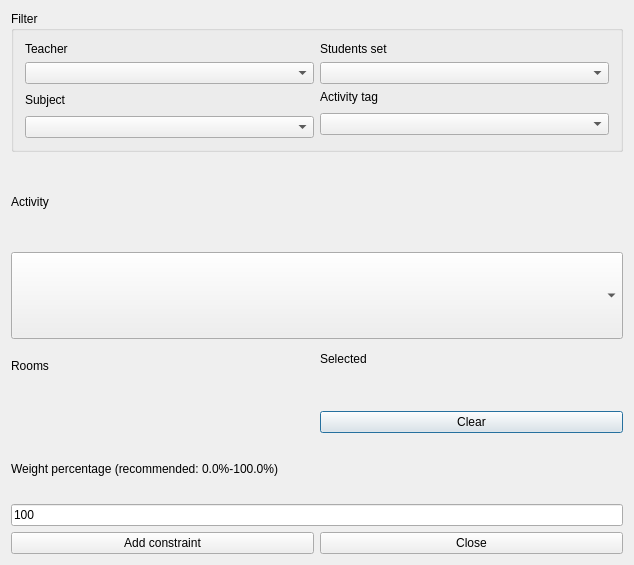
janLo/FET, file src/interface/addconstraintactivitypreferredroomsform_template.ui: the form before one commit.
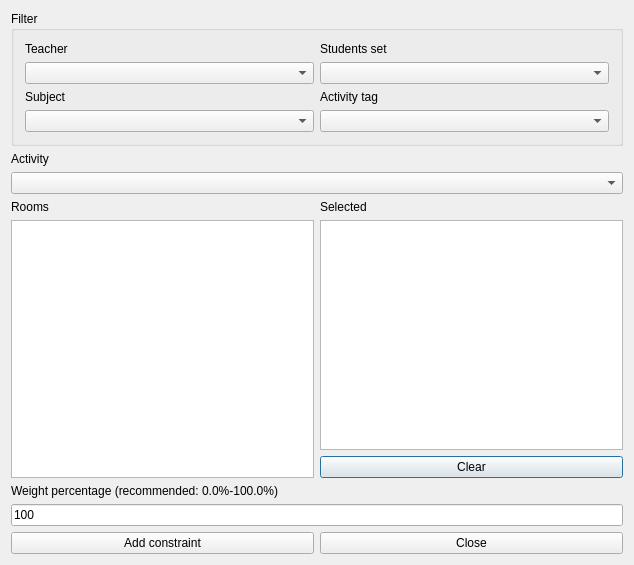
The form after the commit. Custom widgets are drawn as their Qt base class.

```diff
--- a/src/interface/addconstraintactivitypreferredroomsform_template.ui
+++ b/src/interface/addconstraintactivitypreferredroomsform_template.ui
@@ -13,15 +13,22 @@
   <property name="windowTitle">
    <string extracomment="This is the title of the dialog to add a new constraint of this type">Add activity preferred rooms</string>
   </property>
-  <layout class="QGridLayout" name="gridLayout">
+  <layout class="QGridLayout" name="gridLayout_2">
    <item row="0" column="0" colspan="2">
-    <widget class="Q3GroupBox" name="periodGroupBox_2">
+    <widget class="QGroupBox" name="filterGroupBox">
      <property name="title">
       <string>Filter</string>
      </property>
-     <layout class="QGridLayout">
-      <item row="1" column="1">
-       <widget class="QComboBox" name="studentsComboBox"/>
+     <layout class="QGridLayout" name="gridLayout">
+      <item row="0" column="0">
+       <widget class="QLabel" name="teachersTextLabel">
+        <property name="text">
+         <string>Teacher</string>
+        </property>
+        <property name="wordWrap">
+         <bool>false</bool>
+        </property>
+       </widget>
       </item>
       <item row="0" column="1">
        <widget class="QLabel" name="studentsTextLabel">
@@ -36,20 +43,10 @@
       <item row="1" column="0">
        <widget class="QComboBox" name="teachersComboBox"/>
       </item>
-      <item row="0" column="0">
-       <widget class="QLabel" name="teachersTextLabel">
-        <property name="text">
-         <string>Teacher</string>
-        </property>
-        <property name="wordWrap">
-         <bool>false</bool>
-        </property>
-       </widget>
+      <item row="1" column="1">
+       <widget class="QComboBox" name="studentsComboBox"/>
       </item>
-      <item row="4" column="0">
-       <widget class="QComboBox" name="subjectsComboBox"/>
-      </item>
-      <item row="2" column="0" rowspan="2">
+      <item row="2" column="0">
        <widget class="QLabel" name="subjectsTextLabel">
         <property name="text">
          <string>Subject</string>
@@ -69,34 +66,34 @@
         </property>
        </widget>
       </item>
-      <item row="3" column="1" rowspan="2">
+      <item row="3" column="0">
+       <widget class="QComboBox" name="subjectsComboBox"/>
+      </item>
+      <item row="3" column="1">
        <widget class="QComboBox" name="activityTagsComboBox"/>
       </item>
      </layout>
     </widget>
    </item>
    <item row="1" column="0" colspan="2">
-    <widget class="QLabel" name="activitiesTextLabel">
-     <property name="text">
-      <string>Activity</string>
-     </property>
-     <property name="wordWrap">
-      <bool>false</bool>
-     </property>
-    </widget>
+    <layout class="QVBoxLayout" name="verticalLayout_3">
+     <item>
+      <widget class="QLabel" name="activitiesTextLabel">
+       <property name="text">
+        <string>Activity</string>
+       </property>
+       <property name="wordWrap">
+        <bool>false</bool>
+       </property>
+      </widget>
+     </item>
+     <item>
+      <widget class="QComboBox" name="activitiesComboBox"/>
+     </item>
+    </layout>
    </item>
-   <item row="2" column="0" colspan="2">
-    <widget class="QComboBox" name="activitiesComboBox">
-     <property name="maximumSize">
-      <size>
-       <width>32767</width>
-       <height>32767</height>
-      </size>
-     </property>
-    </widget>
-   </item>
-   <item row="3" column="0">
-    <layout class="QVBoxLayout">
+   <item row="2" column="0">
+    <layout class="QVBoxLayout" name="verticalLayout_2">
      <item>
       <widget class="QLabel" name="roomsTextLabel">
        <property name="frameShape">
@@ -114,17 +111,11 @@
       </widget>
      </item>
      <item>
-      <widget class="Q3ListBox" name="roomsListBox">
-       <item>
-        <property name="text">
-         <string>New Item</string>
-        </property>
-       </item>
-      </widget>
+      <widget class="QListWidget" name="roomsListWidget"/>
      </item>
     </layout>
    </item>
-   <item row="3" column="1">
+   <item row="2" column="1">
     <layout class="QVBoxLayout" name="verticalLayout">
      <item>
       <widget class="QLabel" name="selectedRoomsTextLabel">
@@ -143,13 +134,7 @@
       </widget>
      </item>
      <item>
-      <widget class="Q3ListBox" name="selectedRoomsListBox">
-       <item>
-        <property name="text">
-         <string>New Item</string>
-        </property>
-       </item>
-      </widget>
+      <widget class="QListWidget" name="selectedRoomsListWidget"/>
      </item>
      <item>
       <widget class="QPushButton" name="clearPushButton">
@@ -160,7 +145,7 @@
      </item>
     </layout>
    </item>
-   <item row="4" column="0" colspan="2">
+   <item row="3" column="0" colspan="2">
     <layout class="QVBoxLayout">
      <item>
       <widget class="QLabel" name="weightTextLabel">
@@ -181,13 +166,13 @@
      <item>
       <widget class="QLineEdit" name="weightLineEdit">
        <property name="text">
-        <string>100</string>
+        <string notr="true">100</string>
        </property>
       </widget>
      </item>
     </layout>
    </item>
-   <item row="5" column="0" colspan="2">
+   <item row="4" column="0" colspan="2">
     <layout class="QHBoxLayout">
      <item>
       <widget class="QPushButton" name="addConstraintPushButton">
@@ -208,37 +193,6 @@
   </layout>
  </widget>
  <layoutdefault spacing="6" margin="11"/>
- <customwidgets>
-  <customwidget>
-   <class>Q3GroupBox</class>
-   <extends>QGroupBox</extends>
-   <header>Qt3Support/Q3GroupBox</header>
-   <container>1</container>
-  </customwidget>
-  <customwidget>
-   <class>Q3Frame</class>
-   <extends>QFrame</extends>
-   <header>Qt3Support/Q3Frame</header>
-   <container>1</container>
-  </customwidget>
-  <customwidget>
-   <class>Q3ListBox</class>
-   <extends>Q3Frame</extends>
-   <header>q3listbox.h</header>
-  </customwidget>
- </customwidgets>
- <tabstops>
-  <tabstop>teachersComboBox</tabstop>
-  <tabstop>studentsComboBox</tabstop>
-  <tabstop>subjectsComboBox</tabstop>
-  <tabstop>activityTagsComboBox</tabstop>
-  <tabstop>activitiesComboBox</tabstop>
-  <tabstop>roomsListBox</tabstop>
-  <tabstop>selectedRoomsListBox</tabstop>
-  <tabstop>weightLineEdit</tabstop>
-  <tabstop>addConstraintPushButton</tabstop>
-  <tabstop>closePushButton</tabstop>
- </tabstops>
  <resources/>
  <connections/>
 </ui>
```
